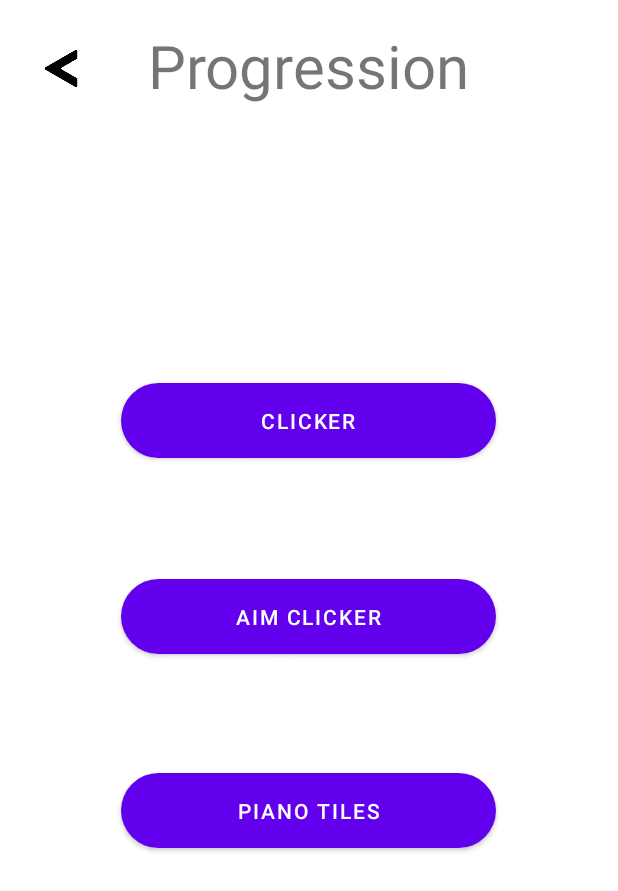
After one commit to ETS-Android3/Android_Clicker, an Android app: the layout activity_progression.xml on its own in the app's theme, with its tools: preview values and no code run, on a phone screen of 412 x 824 dp. The commit adds this screen. Shown: the top 891 px of the screen. Run offline under Robolectric (Android 15) with nearby library versions, the phone set to English and light mode, and no system bars.

Commit message:
Nouveau menu de progression

```diff
--- a/app/build.gradle
+++ b/app/build.gradle
@@ -25,6 +25,9 @@ android {
         sourceCompatibility JavaVersion.VERSION_1_8
         targetCompatibility JavaVersion.VERSION_1_8
     }
+    buildFeatures {
+        viewBinding true
+    }
 }
 
 dependencies {
@@ -32,6 +35,9 @@ dependencies {
     implementation 'androidx.appcompat:appcompat:1.3.0'
     implementation 'com.google.android.material:material:1.4.0'
     implementation 'androidx.constraintlayout:constraintlayout:2.0.4'
+    implementation 'androidx.lifecycle:lifecycle-livedata-ktx:2.4.0'
+    implementation 'androidx.lifecycle:lifecycle-viewmodel-ktx:2.4.0'
+    implementation 'androidx.legacy:legacy-support-v4:1.0.0'
     testImplementation 'junit:junit:4.13.2'
     androidTestImplementation 'androidx.test.ext:junit:1.1.3'
     androidTestImplementation 'androidx.test.espresso:espresso-core:3.4.0'
--- a/app/src/main/AndroidManifest.xml
+++ b/app/src/main/AndroidManifest.xml
@@ -9,6 +9,9 @@
         android:roundIcon="@mipmap/manette_round"
         android:supportsRtl="true"
         android:theme="@style/Theme.PremierTest">
+        <activity
+            android:name=".ProgressionAimClickerActivity"
+            android:exported="false" />
         <activity
             android:name=".EndPianoActivity"
             android:exported="false" />
--- a/app/src/main/java/fr/boubix/premiertest/MainActivity.java
+++ b/app/src/main/java/fr/boubix/premiertest/MainActivity.java
@@ -104,7 +104,7 @@ public class MainActivity extends AppCompatActivity {
                 }
                 Intent otherActivity = new Intent(getApplicationContext(), PianoTilesActivity.class);
                 startActivity(otherActivity);
-                overridePendingTransition(R.anim.lefttoright, R.anim.righttoleft);
+                overridePendingTransition(R.anim.fadein, R.anim.fadeout);
                 finish();
             }
         });
--- a/app/src/main/java/fr/boubix/premiertest/PianoTilesActivity.java
+++ b/app/src/main/java/fr/boubix/premiertest/PianoTilesActivity.java
@@ -55,6 +55,7 @@ public class PianoTilesActivity extends AppCompatActivity {
     private boolean etoile3Checked;
     private boolean etoile4Checked;
     private boolean etoile5Checked;
+    private int[] tabPosition;
 
 
 
@@ -69,13 +70,19 @@ public class PianoTilesActivity extends AppCompatActivity {
         clic_sound = MediaPlayer.create(this, R.raw.clic_ball_sound);
         starSound = MediaPlayer.create(this, R.raw.etoile_sound);
 
+        tabPosition = new int[12];
+        tabPosition[0] = -390;
+        for (int i = 1; i < 12; i++){
+            tabPosition[i] = tabPosition[i - 1] - 390;
+        }
+
         getData();
         setEtoile();
         setDifficulte();
 
         new CountDownTimer(counterTime*1000, 1){
             public void onTick(long millisUntilFinished){
-                scoreText.setText("Temps : " + String.valueOf(counterTime - counter/50));
+                scoreText.setText("Temps : " + String.valueOf(counterTime - counter/25));
 
                 checkButton(piano_button_left_1);
                 checkButton(piano_button_left_2);
@@ -194,157 +201,158 @@ public class PianoTilesActivity extends AppCompatActivity {
 
     private void checkButtonPosition(){
         Random rand = new Random();
+
         //Left
         if (piano_button_left_1.getY() > 2340 && piano_button_left_2.getY() > 0){
-            piano_button_left_1.setY(rand.nextInt(((int)piano_button_left_2.getY() - (int)piano_button_left_2.getY() - 429) + 1000) - 1000);
-            if ((piano_button_left_1.getY() + 143) > piano_button_left_2.getY()){
-                piano_button_left_1.setY(piano_button_left_1.getY() - 143);
+            piano_button_left_1.setY(rand.nextInt(((int)piano_button_left_2.getY() - (int)piano_button_left_2.getY() - 390) + 1170) - 1170);
+            if ((piano_button_left_1.getY() + 390) > piano_button_left_2.getY()){
+                piano_button_left_1.setY(piano_button_left_1.getY() - 390);
             }
-            piano_button_left_1.setBackgroundResource(R.drawable.piano_tiles_button);
+            piano_button_left_1.setImageResource(R.drawable.piano_tiles_button);
         }
         if (piano_button_left_2.getY() > 2340 && piano_button_left_3.getY() > 0){
-            piano_button_left_2.setY(rand.nextInt(((int)piano_button_left_3.getY() - (int)piano_button_left_3.getY() - 429) + 1000) - 1000);
-            if ((piano_button_left_2.getY() + 143) > piano_button_left_3.getY()){
-                piano_button_left_2.setY(piano_button_left_2.getY() - 143);
+            piano_button_left_2.setY(rand.nextInt(((int)piano_button_left_3.getY() - (int)piano_button_left_3.getY() - 390) + 1170) - 1170);
+            if ((piano_button_left_2.getY() + 390) > piano_button_left_3.getY()){
+                piano_button_left_2.setY(piano_button_left_2.getY() - 390);
             }
-            piano_button_left_2.setBackgroundResource(R.drawable.piano_tiles_button);
+            piano_button_left_2.setImageResource(R.drawable.piano_tiles_button);
         }
         if (piano_button_left_3.getY() > 2340 && piano_button_left_4.getY() > 0){
-            piano_button_left_3.setY(rand.nextInt(((int)piano_button_left_4.getY() - (int)piano_button_left_4.getY() - 429) + 1000) - 1000);
-            if ((piano_button_left_3.getY() + 143) > piano_button_left_4.getY()){
-                piano_button_left_3.setY(piano_button_left_3.getY() - 143);
+            piano_button_left_3.setY(rand.nextInt(((int)piano_button_left_4.getY() - (int)piano_button_left_4.getY() - 390) + 1170) - 1170);
+            if ((piano_button_left_3.getY() + 390) > piano_button_left_4.getY()){
+                piano_button_left_3.setY(piano_button_left_3.getY() - 390);
             }
-            piano_button_left_3.setBackgroundResource(R.drawable.piano_tiles_button);
+            piano_button_left_3.setImageResource(R.drawable.piano_tiles_button);
         }
         if (piano_button_left_4.getY() > 2340 && piano_button_left_1.getY() > 0){
-            piano_button_left_4.setY(rand.nextInt(((int)piano_button_left_1.getY() - (int)piano_button_left_1.getY() - 429) + 1000) - 1000);
-            if ((piano_button_left_4.getY() + 143) > piano_button_left_1.getY()){
-                piano_button_left_4.setY(piano_button_left_4.getY() - 143);
+            piano_button_left_4.setY(rand.nextInt(((int)piano_button_left_1.getY() - (int)piano_button_left_1.getY() - 390) + 1170) - 1170);
+            if ((piano_button_left_4.getY() + 390) > piano_button_left_1.getY()){
+                piano_button_left_4.setY(piano_button_left_4.getY() - 390);
             }
-            piano_button_left_4.setBackgroundResource(R.drawable.piano_tiles_button);
+            piano_button_left_4.setImageResource(R.drawable.piano_tiles_button);
         }
 
         //Middle left
         if (piano_button_middle_left_1.getY() > 2340 && piano_button_middle_left_2.getY() > 0){
-            piano_button_middle_left_1.setY(rand.nextInt(((int)piano_button_middle_left_2.getY() - (int)piano_button_middle_left_2.getY() - 429) + 1000) - 1000);
-            if ((piano_button_middle_left_1.getY() + 143) > piano_button_middle_left_2.getY()){
-                piano_button_middle_left_1.setY(piano_button_middle_left_1.getY() - 143);
+            piano_button_middle_left_1.setY(rand.nextInt(((int)piano_button_middle_left_2.getY() - (int)piano_button_middle_left_2.getY() - 390) + 1170) - 1170);
+            if ((piano_button_middle_left_1.getY() + 390) > piano_button_middle_left_2.getY()){
+                piano_button_middle_left_1.setY(piano_button_middle_left_1.getY() - 390);
             }
-            piano_button_middle_left_1.setBackgroundResource(R.drawable.piano_tiles_button);
+            piano_button_middle_left_1.setImageResource(R.drawable.piano_tiles_button);
         }
         if (piano_button_middle_left_2.getY() > 2340 && piano_button_middle_left_3.getY() > 0){
-            piano_button_middle_left_2.setY(rand.nextInt(((int)piano_button_middle_left_3.getY() - (int)piano_button_middle_left_3.getY() - 429) + 1000) - 1000);
-            if ((piano_button_middle_left_2.getY() + 143) > piano_button_middle_left_3.getY()){
-                piano_button_middle_left_2.setY(piano_button_middle_left_2.getY() - 143);
+            piano_button_middle_left_2.setY(rand.nextInt(((int)piano_button_middle_left_3.getY() - (int)piano_button_middle_left_3.getY() - 390) + 1170) - 1170);
+            if ((piano_button_middle_left_2.getY() + 390) > piano_button_middle_left_3.getY()){
+                piano_button_middle_left_2.setY(piano_button_middle_left_2.getY() - 390);
             }
-            piano_button_middle_left_2.setBackgroundResource(R.drawable.piano_tiles_button);
+            piano_button_middle_left_2.setImageResource(R.drawable.piano_tiles_button);
         }
         if (piano_button_middle_left_3.getY() > 2340 && piano_button_middle_left_4.getY() > 0){
-            piano_button_middle_left_3.setY(rand.nextInt(((int)piano_button_middle_left_4.getY() - (int)piano_button_middle_left_4.getY() - 429) + 1000) - 1000);
-            if ((piano_button_middle_left_3.getY() + 143) > piano_button_middle_left_4.getY()){
-                piano_button_middle_left_3.setY(piano_button_middle_left_3.getY() - 143);
+            piano_button_middle_left_3.setY(rand.nextInt(((int)piano_button_middle_left_4.getY() - (int)piano_button_middle_left_4.getY() - 390) + 1170) - 1170);
+            if ((piano_button_middle_left_3.getY() + 390) > piano_button_middle_left_4.getY()){
+                piano_button_middle_left_3.setY(piano_button_middle_left_3.getY() - 390);
             }
-            piano_button_middle_left_3.setBackgroundResource(R.drawable.piano_tiles_button);
+            piano_button_middle_left_3.setImageResource(R.drawable.piano_tiles_button);
         }
         if (piano_button_middle_left_4.getY() > 2340 && piano_button_middle_left_1.getY() > 0){
-            piano_button_middle_left_4.setY(rand.nextInt(((int)piano_button_middle_left_1.getY() - (int)piano_button_middle_left_1.getY() - 429) + 1000) - 1000);
-            if ((piano_button_middle_left_4.getY() + 143) > piano_button_middle_left_1.getY()){
-                piano_button_middle_left_4.setY(piano_button_middle_left_4.getY() - 143);
+            piano_button_middle_left_4.setY(rand.nextInt(((int)piano_button_middle_left_1.getY() - (int)piano_button_middle_left_1.getY() - 390) + 1170) - 1170);
+            if ((piano_button_middle_left_4.getY() + 390) > piano_button_middle_left_1.getY()){
+                piano_button_middle_left_4.setY(piano_button_middle_left_4.getY() - 390);
             }
-            piano_button_middle_left_4.setBackgroundResource(R.drawable.piano_tiles_button);
+            piano_button_middle_left_4.setImageResource(R.drawable.piano_tiles_button);
         }
 
         //Middle right
         if (piano_button_middle_right_1.getY() > 2340 && piano_button_middle_right_2.getY() > 0){
-            piano_button_middle_right_1.setY(rand.nextInt(((int)piano_button_middle_right_2.getY() - (int)piano_button_middle_right_2.getY() - 429) + 1000) - 1000);
-            if ((piano_button_middle_right_1.getY() + 143) > piano_button_middle_right_2.getY()){
-                piano_button_middle_right_1.setY(piano_button_middle_right_1.getY() - 143);
+            piano_button_middle_right_1.setY(rand.nextInt(((int)piano_button_middle_right_2.getY() - (int)piano_button_middle_right_2.getY() - 390) + 1170) - 1170);
+            if ((piano_button_middle_right_1.getY() + 390) > piano_button_middle_right_2.getY()){
+                piano_button_middle_right_1.setY(piano_button_middle_right_1.getY() - 390);
             }
-            piano_button_middle_right_1.setBackgroundResource(R.drawable.piano_tiles_button);
+            piano_button_middle_right_1.setImageResource(R.drawable.piano_tiles_button);
         }
         if (piano_button_middle_right_2.getY() > 2340 && piano_button_middle_right_3.getY() > 0){
-            piano_button_middle_right_2.setY(rand.nextInt(((int)piano_button_middle_right_3.getY() - (int)piano_button_middle_right_3.getY() - 429) + 1000) - 1000);
-            if ((piano_button_middle_right_2.getY() + 143) > piano_button_middle_right_3.getY()){
-                piano_button_middle_right_2.setY(piano_button_middle_right_2.getY() - 143);
+            piano_button_middle_right_2.setY(rand.nextInt(((int)piano_button_middle_right_3.getY() - (int)piano_button_middle_right_3.getY() - 390) + 1170) - 1170);
+            if ((piano_button_middle_right_2.getY() + 390) > piano_button_middle_right_3.getY()){
+                piano_button_middle_right_2.setY(piano_button_middle_right_2.getY() - 390);
             }
-            piano_button_middle_right_2.setBackgroundResource(R.drawable.piano_tiles_button);
+            piano_button_middle_right_2.setImageResource(R.drawable.piano_tiles_button);
         }
         if (piano_button_middle_right_3.getY() > 2340 && piano_button_middle_right_4.getY() > 0){
-            piano_button_middle_right_3.setY(rand.nextInt(((int)piano_button_middle_right_4.getY() - (int)piano_button_middle_right_4.getY() - 429) + 1000) - 1000);
-            if ((piano_button_middle_right_3.getY() + 143) > piano_button_middle_right_4.getY()){
-                piano_button_middle_right_3.setY(piano_button_middle_right_3.getY() - 143);
+            piano_button_middle_right_3.setY(rand.nextInt(((int)piano_button_middle_right_4.getY() - (int)piano_button_middle_right_4.getY() - 390) + 1170) - 1170);
+            if ((piano_button_middle_right_3.getY() + 390) > piano_button_middle_right_4.getY()){
+                piano_button_middle_right_3.setY(piano_button_middle_right_3.getY() - 390);
             }
-            piano_button_middle_right_3.setBackgroundResource(R.drawable.piano_tiles_button);
+            piano_button_middle_right_3.setImageResource(R.drawable.piano_tiles_button);
         }
         if (piano_button_middle_right_4.getY() > 2340 && piano_button_middle_right_1.getY() > 0){
-            piano_button_middle_right_4.setY(rand.nextInt(((int)piano_button_middle_right_1.getY() - (int)piano_button_middle_right_1.getY() - 429) + 1000) - 1000);
-            if ((piano_button_middle_right_4.getY() + 143) > piano_button_middle_right_1.getY()){
-                piano_button_middle_right_4.setY(piano_button_middle_right_4.getY() - 143);
+            piano_button_middle_right_4.setY(rand.nextInt(((int)piano_button_middle_right_1.getY() - (int)piano_button_middle_right_1.getY() - 390) + 1170) - 1170);
+            if ((piano_button_middle_right_4.getY() + 390) > piano_button_middle_right_1.getY()){
+                piano_button_middle_right_4.setY(piano_button_middle_right_4.getY() - 390);
             }
-            piano_button_middle_right_4.setBackgroundResource(R.drawable.piano_tiles_button);
+            piano_button_middle_right_4.setImageResource(R.drawable.piano_tiles_button);
         }
 
         //Right
         if (piano_button_right_1.getY() > 2340 && piano_button_right_2.getY() > 0){
-            piano_button_right_1.setY(rand.nextInt(((int)piano_button_right_2.getY() - (int)piano_button_right_2.getY() - 429) + 1000) - 1000);
-            if ((piano_button_right_1.getY() + 143) > piano_button_right_2.getY()){
-                piano_button_right_1.setY(piano_button_right_1.getY() - 143);
+            piano_button_right_1.setY(rand.nextInt(((int)piano_button_right_2.getY() - (int)piano_button_right_2.getY() - 390) + 1170) - 1170);
+            if ((piano_button_right_1.getY() + 390) > piano_button_right_2.getY()){
+                piano_button_right_1.setY(piano_button_right_1.getY() - 390);
             }
-            piano_button_right_1.setBackgroundResource(R.drawable.piano_tiles_button);
+            piano_button_right_1.setImageResource(R.drawable.piano_tiles_button);
         }
         if (piano_button_right_2.getY() > 2340 && piano_button_right_3.getY() > 0){
-            piano_button_right_2.setY(rand.nextInt(((int)piano_button_right_3.getY() - (int)piano_button_right_3.getY() - 429) + 1000) - 1000);
-            if ((piano_button_right_2.getY() + 143) > piano_button_right_3.getY()){
-                piano_button_right_2.setY(piano_button_right_2.getY() - 143);
+            piano_button_right_2.setY(rand.nextInt(((int)piano_button_right_3.getY() - (int)piano_button_right_3.getY() - 390) + 1170) - 1170);
+            if ((piano_button_right_2.getY() + 390) > piano_button_right_3.getY()){
+                piano_button_right_2.setY(piano_button_right_2.getY() - 390);
             }
-            piano_button_right_2.setBackgroundResource(R.drawable.piano_tiles_button);
+            piano_button_right_2.setImageResource(R.drawable.piano_tiles_button);
         }
         if (piano_button_right_3.getY() > 2340 && piano_button_right_4.getY() > 0){
-            piano_button_right_3.setY(rand.nextInt(((int)piano_button_right_4.getY() - (int)piano_button_right_4.getY() - 429) + 1000) - 1000);
-            if ((piano_button_right_3.getY() + 143) > piano_button_right_3.getY()){
-                piano_button_right_3.setY(piano_button_right_4.getY() - 143);
+            piano_button_right_3.setY(rand.nextInt(((int)piano_button_right_4.getY() - (int)piano_button_right_4.getY() - 390) + 1170) - 1170);
+            if ((piano_button_right_3.getY() + 390) > piano_button_right_3.getY()){
+                piano_button_right_3.setY(piano_button_right_4.getY() - 390);
             }
-            piano_button_right_3.setBackgroundResource(R.drawable.piano_tiles_button);
+            piano_button_right_3.setImageResource(R.drawable.piano_tiles_button);
         }
         if (piano_button_right_4.getY() > 2340 && piano_button_right_1.getY() > 0){
-            piano_button_right_4.setY(rand.nextInt(((int)piano_button_right_1.getY() - (int)piano_button_right_1.getY() - 429) + 1000) - 1000);
-            if ((piano_button_right_4.getY() + 143) > piano_button_right_1.getY()){
-                piano_button_right_4.setY(piano_button_right_4.getY() - 143);
+            piano_button_right_4.setY(rand.nextInt(((int)piano_button_right_1.getY() - (int)piano_button_right_1.getY() - 390) + 1170) - 1170);
+            if ((piano_button_right_4.getY() + 390) > piano_button_right_1.getY()){
+                piano_button_right_4.setY(piano_button_right_4.getY() - 390);
             }
-            piano_button_right_4.setBackgroundResource(R.drawable.piano_tiles_button);
+            piano_button_right_4.setImageResource(R.drawable.piano_tiles_button);
         }
     }
 
     private void checkEtoile(){
-        if (pts > counterTime/5){
+        if (pts > counterTime/3){
             if (soundCheck.equals("on") && !etoile1Checked){
                 starSound.start();
                 etoile1Checked = true;
             }
             etoile_1.setColorFilter(0x00000000);
         }
-        if (pts > counterTime/4){
+        if (pts > counterTime){
             if (soundCheck.equals("on") && !etoile2Checked){
                 starSound.start();
                 etoile2Checked = true;
             }
             etoile_2.setColorFilter(0x00000000);
         }
-        if (pts > counterTime/3){
+        if (pts > counterTime*1.5){
             if (soundCheck.equals("on") && !etoile3Checked){
                 starSound.start();
                 etoile3Checked = true;
             }
             etoile_3.setColorFilter(0x00000000);
         }
-        if (pts > counterTime/2){
+        if (pts > counterTime*2){
             if (soundCheck.equals("on") && !etoile4Checked){
                 starSound.start();
                 etoile4Checked = true;
             }
             etoile_4.setColorFilter(0x00000000);
         }
-        if (pts > counterTime){
+        if (pts > counterTime*3){
             if (soundCheck.equals("on") && !etoile5Checked){
                 starSound.start();
                 etoile5Checked = true;
--- /dev/null
+++ b/app/src/main/res/layout/activity_progression.xml
@@ -0,0 +1,74 @@
+<?xml version="1.0" encoding="utf-8"?>
+<androidx.constraintlayout.widget.ConstraintLayout xmlns:android="http://schemas.android.com/apk/res/android"
+    xmlns:app="http://schemas.android.com/apk/res-auto"
+    xmlns:tools="http://schemas.android.com/tools"
+    android:layout_width="match_parent"
+    android:layout_height="match_parent"
+    tools:context=".ProgressionActivity">
+
+
+    <TextView
+        android:id="@+id/text_progression"
+        android:layout_width="wrap_content"
+        android:layout_height="wrap_content"
+        android:text="Progression"
+        android:textSize="40dp"
+        app:layout_constraintBottom_toBottomOf="parent"
+        app:layout_constraintEnd_toEndOf="parent"
+        app:layout_constraintHorizontal_bias="0.497"
+        app:layout_constraintStart_toStartOf="parent"
+        app:layout_constraintTop_toTopOf="parent"
+        app:layout_constraintVertical_bias="0.022" />
+
+    <ImageView
+        android:id="@+id/back_button_progression"
+        android:layout_width="50dp"
+        android:layout_height="50dp"
+        app:layout_constraintBottom_toBottomOf="parent"
+        app:layout_constraintEnd_toEndOf="parent"
+        app:layout_constraintHorizontal_bias="0.044"
+        app:layout_constraintStart_toStartOf="parent"
+        app:layout_constraintTop_toTopOf="parent"
+        app:layout_constraintVertical_bias="0.027"
+        app:srcCompat="@drawable/fleche_retour" />
+
+    <Button
+        android:id="@+id/button_clicker_progression"
+        android:layout_width="250dp"
+        android:layout_height="50dp"
+        android:background="@drawable/circle_button"
+        android:text="Clicker"
+        app:layout_constraintBottom_toBottomOf="parent"
+        app:layout_constraintEnd_toEndOf="parent"
+        app:layout_constraintHorizontal_bias="0.496"
+        app:layout_constraintStart_toStartOf="parent"
+        app:layout_constraintTop_toTopOf="parent"
+        app:layout_constraintVertical_bias="0.33" />
+
+    <Button
+        android:id="@+id/button_aim_clicker_progression"
+        android:layout_width="250dp"
+        android:layout_height="50dp"
+        android:background="@drawable/circle_button"
+        android:text="Aim Clicker"
+        app:layout_constraintBottom_toBottomOf="parent"
+        app:layout_constraintEnd_toEndOf="parent"
+        app:layout_constraintHorizontal_bias="0.496"
+        app:layout_constraintStart_toStartOf="parent"
+        app:layout_constraintTop_toTopOf="parent"
+        app:layout_constraintVertical_bias="0.499" />
+
+    <Button
+        android:id="@+id/button_piano_tiles_progression"
+        android:layout_width="250dp"
+        android:layout_height="50dp"
+        android:background="@drawable/circle_button"
+        android:text="Piano Tiles"
+        app:layout_constraintBottom_toBottomOf="parent"
+        app:layout_constraintEnd_toEndOf="parent"
+        app:layout_constraintHorizontal_bias="0.496"
+        app:layout_constraintStart_toStartOf="parent"
+        app:layout_constraintTop_toTopOf="parent"
+        app:layout_constraintVertical_bias="0.666" />
+
+</androidx.constraintlayout.widget.ConstraintLayout>
--- /dev/null
+++ b/app/src/main/res/values-land/dimens.xml
@@ -0,0 +1,3 @@
+<resources>
+    <dimen name="fab_margin">48dp</dimen>
+</resources>
--- /dev/null
+++ b/app/src/main/res/values-w1240dp/dimens.xml
@@ -0,0 +1,3 @@
+<resources>
+    <dimen name="fab_margin">200dp</dimen>
+</resources>
--- /dev/null
+++ b/app/src/main/res/values-w600dp/dimens.xml
@@ -0,0 +1,3 @@
+<resources>
+    <dimen name="fab_margin">48dp</dimen>
+</resources>
--- /dev/null
+++ b/app/src/main/res/values-w820dp/dimens.xml
@@ -0,0 +1,6 @@
+<resources>
+    <!-- Example customization of dimensions originally defined in res/values/dimens.xml
+         (such as screen margins) for screens with more than 820dp of available width. This
+         would include 7" and 10" devices in landscape (~960dp and ~1280dp respectively). -->
+    <dimen name="activity_horizontal_margin">64dp</dimen>
+</resources>
--- a/app/src/main/res/values/strings.xml
+++ b/app/src/main/res/values/strings.xml
@@ -3,4 +3,9 @@
     <string name="start_msg">Bienvenue sur ces minis jeux de clicker</string>
     <string name="points_msg">Points : 0</string>
     <string name="_0">0</string>
+    <string name="title_activity_progression1">ProgressionActivity1</string>
+    <string name="tab_text_1">Tab 1</string>
+    <string name="tab_text_2">Tab 2</string>
+    <!-- TODO: Remove or change this placeholder text -->
+    <string name="hello_blank_fragment">Hello blank fragment</string>
 </resources>
```
Also changed, not shown: app/src/main/java/fr/boubix/premiertest/EndPianoActivity.java (+55 -1 lines), app/src/main/java/fr/boubix/premiertest/ProgressionActivity.java (+42 -62 lines), app/src/main/java/fr/boubix/premiertest/ProgressionAimClickerActivity.java (added, +124 -0 lines), app/src/main/res/layout/activity_end_piano.xml (+61 -1 lines), app/src/main/res/layout/activity_progression2.xml (deleted, +0 -44 lines), app/src/main/res/layout/activity_progression_aim_clicker.xml (added, +44 -0 lines), app/src/main/res/values/dimens.xml (added, +8 -0 lines), app/src/main/res/values/themes.xml (+9 -0 lines).
